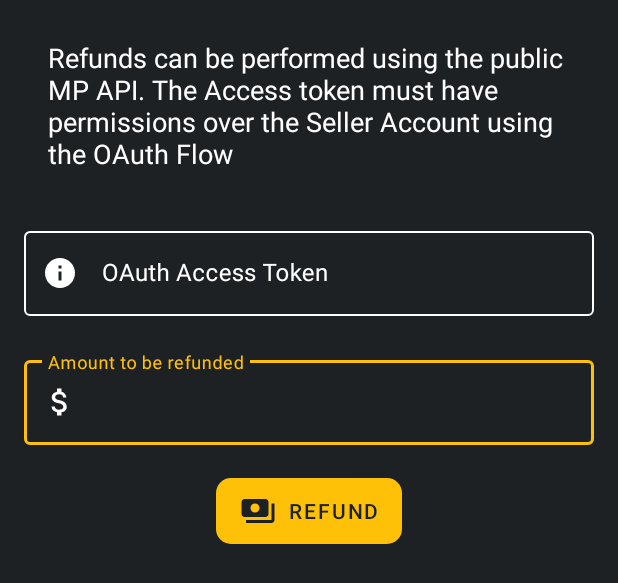
After one commit to mercadolibre/point-mainapp-demo-android, an Android app: the layout point_mainapp_demo_app_activity_refunds.xml on its own in the app's theme, with its tools: preview values and no code run, on a phone screen of 412 x 824 dp. The commit adds this screen. Shown: the top 583 px of the screen. Run offline under Robolectric (Android 15) with nearby library versions, the phone set to English and light mode, and no system bars.

Commit message:
Create refunds UI

```diff
--- /dev/null
+++ b/app/src/main/res/layout/point_mainapp_demo_app_activity_refunds.xml
@@ -0,0 +1,80 @@
+<?xml version="1.0" encoding="utf-8"?>
+<androidx.constraintlayout.widget.ConstraintLayout xmlns:android="http://schemas.android.com/apk/res/android"
+    xmlns:app="http://schemas.android.com/apk/res-auto"
+    xmlns:tools="http://schemas.android.com/tools"
+    android:layout_width="match_parent"
+    android:layout_height="match_parent"
+    android:background="@color/primaryLightColor"
+    tools:context=".view.payment.launcher.PaymentLauncherActivity">
+
+    <com.google.android.material.button.MaterialButton
+        android:id="@+id/sendPaymentActionButton"
+        android:layout_width="wrap_content"
+        android:layout_height="wrap_content"
+        android:layout_marginTop="@dimen/ui_2m"
+        android:paddingHorizontal="@dimen/ui_2m"
+        android:paddingVertical="@dimen/ui_1_25m"
+        android:text="@string/point_mainapp_demo_app_lab_send_refund_action"
+        app:cornerRadius="@dimen/ui_1_25m"
+        app:icon="@drawable/point_mainapp_demo_app_ic_payments"
+        app:layout_constraintEnd_toEndOf="parent"
+        app:layout_constraintStart_toStartOf="parent"
+        app:layout_constraintTop_toBottomOf="@id/amountInputLayout" />
+
+    <com.google.android.material.textfield.TextInputLayout
+        android:id="@+id/amountInputLayout"
+        android:layout_width="0dp"
+        android:layout_height="wrap_content"
+        android:layout_marginHorizontal="@dimen/ui_2m"
+        android:layout_marginTop="@dimen/ui_3m"
+        android:hint="@string/point_mainapp_demo_app_lab_refund_amount"
+        app:layout_constraintEnd_toEndOf="parent"
+        app:layout_constraintStart_toStartOf="parent"
+        app:layout_constraintTop_toBottomOf="@id/accessTokenInputLayout"
+        app:startIconDrawable="@drawable/point_mainapp_demo_app_ic_money">
+
+        <com.google.android.material.textfield.TextInputEditText
+            android:id="@+id/amountEditText"
+            android:layout_width="match_parent"
+            android:layout_height="wrap_content"
+            android:inputType="numberDecimal"
+            android:textColor="@color/primaryTextColor" />
+
+    </com.google.android.material.textfield.TextInputLayout>
+
+    <com.google.android.material.textfield.TextInputLayout
+        android:id="@+id/accessTokenInputLayout"
+        android:layout_width="0dp"
+        android:layout_height="wrap_content"
+        android:layout_marginHorizontal="@dimen/ui_2m"
+        android:layout_marginTop="@dimen/ui_3m"
+        android:hint="@string/point_mainapp_demo_app_lab_access_token"
+        app:layout_constraintEnd_toEndOf="parent"
+        app:layout_constraintStart_toStartOf="parent"
+        app:layout_constraintTop_toBottomOf="@id/refundsScreenDescription"
+        app:startIconDrawable="@drawable/point_mainapp_demo_app_ic_info">
+
+        <com.google.android.material.textfield.TextInputEditText
+            android:id="@+id/accessTokenEditText"
+            android:layout_width="match_parent"
+            android:layout_height="wrap_content"
+            android:inputType="textCapCharacters"
+            android:textColor="@color/primaryTextColor" />
+
+    </com.google.android.material.textfield.TextInputLayout>
+
+    <com.google.android.material.textview.MaterialTextView
+        android:id="@+id/refundsScreenDescription"
+        android:layout_width="match_parent"
+        android:layout_height="wrap_content"
+        android:text="@string/point_mainapp_demo_app_description_refunds"
+        android:textSize="@dimen/ui_body_line_height_m"
+        android:layout_marginTop="@dimen/ui_2m"
+        android:layout_marginHorizontal="@dimen/ui_2m"
+        android:paddingHorizontal="@dimen/ui_2m"
+        android:paddingVertical="@dimen/ui_1_25m"
+        app:layout_constraintTop_toTopOf="parent"
+        app:layout_constraintEnd_toEndOf="parent"
+        app:layout_constraintStart_toStartOf="parent" />
+
+</androidx.constraintlayout.widget.ConstraintLayout>
--- a/app/src/main/res/values/strings.xml
+++ b/app/src/main/res/values/strings.xml
@@ -17,7 +17,15 @@
     <string name="point_mainapp_demo_app_bluetooth_title">Conexión Bluetooth</string>
     <string name="point_mainapp_demo_app_bluetooth">Bluetooth</string>
     <string name="point_mainapp_demo_app_bluetooth_connect_reader_message">Conecta tu lector mediante Bluetooth con lectores de códigos de barra y teclados.</string>
-    <string name="point_mainapp_demo_app_bluetooth_pair_devices_label">Disposivitos vinculados</string>
-    <string name="point_mainapp_demo_app_bluetooth_discovery_devices_label">Disposivitos encontrados</string>
+    <string name="point_mainapp_demo_app_bluetooth_pair_devices_label">Paired Devices</string>
+    <string name="point_mainapp_demo_app_bluetooth_discovery_devices_label">Found Devices</string>
+
+    <!-- Refunds -->
+    <string name="point_mainapp_demo_app_button_refunds">Refunds UI</string>
+    <string name="point_mainapp_demo_app_description_refunds">Refunds can be performed using the public MP API. The Access token must have permissions over the Seller Account using the OAuth Flow</string>
+    <string name="point_mainapp_demo_app_lab_access_token">OAuth Access Token</string>
+    <string name="point_mainapp_demo_app_lab_refund_amount">Amount to be refunded</string>
+    <string name="point_mainapp_demo_app_lab_send_refund_action">Refund</string>
+
 
 </resources>
```
Also changed, not shown: app/src/main/java/com/mercadolibre/android/point_mainapp_demo/app/view/credentials/CredentialsActivity.kt (added, +46 -0 lines), app/src/main/res/layout/point_mainapp_demo_app_activity_home.xml (+15 -0 lines).
